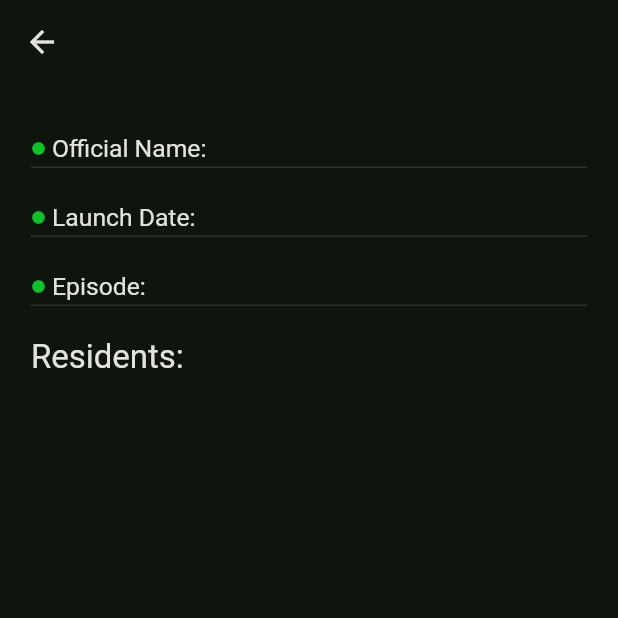
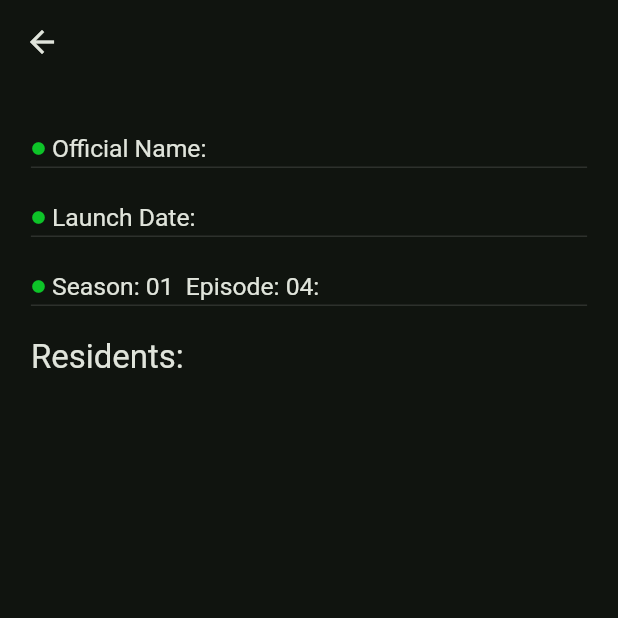
Before and after one commit to Jaime-A-Perez/RickAndMortyApi-Flutter, a Flutter app: the DetailEpisode screen opened directly with empty values, on a phone screen of 412 x 824 dp, the top half of it. Run offline on Flutter 3.47's test engine with Material 2 defaults, Android fonts, the phone set to English and light mode, and no system bars; our stand-ins replace bloc, equatable, flutter_bloc; network calls fail.

```diff
--- a/lib/view/screens/detail_episode.dart
+++ b/lib/view/screens/detail_episode.dart
@@ -16,7 +16,7 @@ class DetailEpisode extends StatelessWidget {
     final List<Map<String, String>> items = [
       {"title": "Official Name", "data": "${episode.name}"},
       {"title": "Launch Date", "data": "${episode.airDate}"},
-      {"title": "Episode", "data": "${episode.episode}"},
+      {"title": "${formatSingleEpisode('S01E04')}", "data": ""},
     ];
     final width = screenSize(context, typeSize: TypeSize.width, size: 1);
     final textTheme = Theme.of(context).textTheme;
```
